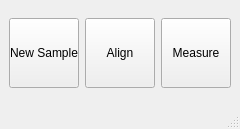
The window that dispertech/view/GUI/Start_Window.ui (aquilesC/DisperPy) describes before a commit, drawn with Qt 5.
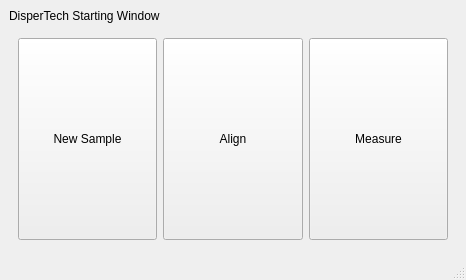
The same window after the commit.

Commit message: Made windows prettier

```diff
--- a/dispertech/view/GUI/Start_Window.ui
+++ b/dispertech/view/GUI/Start_Window.ui
@@ -6,17 +6,45 @@
    <rect>
     <x>0</x>
     <y>0</y>
-    <width>240</width>
-    <height>129</height>
+    <width>466</width>
+    <height>280</height>
    </rect>
   </property>
+  <property name="sizePolicy">
+   <sizepolicy hsizetype="Expanding" vsizetype="Expanding">
+    <horstretch>0</horstretch>
+    <verstretch>0</verstretch>
+   </sizepolicy>
+  </property>
   <property name="windowTitle">
    <string>Dispertech: Welcome Screen</string>
   </property>
+  <property name="styleSheet">
+   <string notr="true">padding: 0px;</string>
+  </property>
   <widget class="QWidget" name="centralwidget">
-   <layout class="QHBoxLayout" name="horizontalLayout">
+   <property name="styleSheet">
+    <string notr="true">padding: 0px;</string>
+   </property>
+   <layout class="QVBoxLayout" name="verticalLayout">
+    <item>
+     <widget class="QLabel" name="label">
+      <property name="text">
+       <string>DisperTech Starting Window</string>
+      </property>
+     </widget>
+    </item>
+    <item>
+     <widget class="QWidget" name="widget" native="true">
+      <layout class="QHBoxLayout" name="horizontalLayout_2">
     <item>
      <widget class="QPushButton" name="button_new_sample">
+         <property name="sizePolicy">
+          <sizepolicy hsizetype="Expanding" vsizetype="Expanding">
+           <horstretch>0</horstretch>
+           <verstretch>0</verstretch>
+          </sizepolicy>
+         </property>
       <property name="minimumSize">
        <size>
         <width>70</width>
@@ -25,8 +53,8 @@
       </property>
       <property name="maximumSize">
        <size>
-        <width>70</width>
-        <height>70</height>
+           <width>16777215</width>
+           <height>16777215</height>
        </size>
       </property>
       <property name="text">
@@ -36,6 +64,12 @@
     </item>
     <item>
      <widget class="QPushButton" name="button_align">
+         <property name="sizePolicy">
+          <sizepolicy hsizetype="Expanding" vsizetype="Expanding">
+           <horstretch>0</horstretch>
+           <verstretch>0</verstretch>
+          </sizepolicy>
+         </property>
       <property name="minimumSize">
        <size>
         <width>70</width>
@@ -44,8 +78,8 @@
       </property>
       <property name="maximumSize">
        <size>
-        <width>70</width>
-        <height>70</height>
+           <width>16777215</width>
+           <height>16777215</height>
        </size>
       </property>
       <property name="text">
@@ -55,6 +89,12 @@
     </item>
     <item>
      <widget class="QPushButton" name="button_measure">
+         <property name="sizePolicy">
+          <sizepolicy hsizetype="Expanding" vsizetype="Expanding">
+           <horstretch>0</horstretch>
+           <verstretch>0</verstretch>
+          </sizepolicy>
+         </property>
       <property name="minimumSize">
        <size>
         <width>70</width>
@@ -63,8 +103,8 @@
       </property>
       <property name="maximumSize">
        <size>
-        <width>70</width>
-        <height>70</height>
+           <width>16777215</width>
+           <height>16777215</height>
        </size>
       </property>
       <property name="text">
@@ -74,6 +114,9 @@
     </item>
    </layout>
   </widget>
+    </item>
+   </layout>
+  </widget>
   <widget class="QMenuBar" name="menubar">
    <property name="geometry">
     <rect>
```
Left out of the diff: 4 changed lines with no effect on the pictures. Lines whose indentation alone changed are shown as unchanged. The commit also changes 2 other files.
